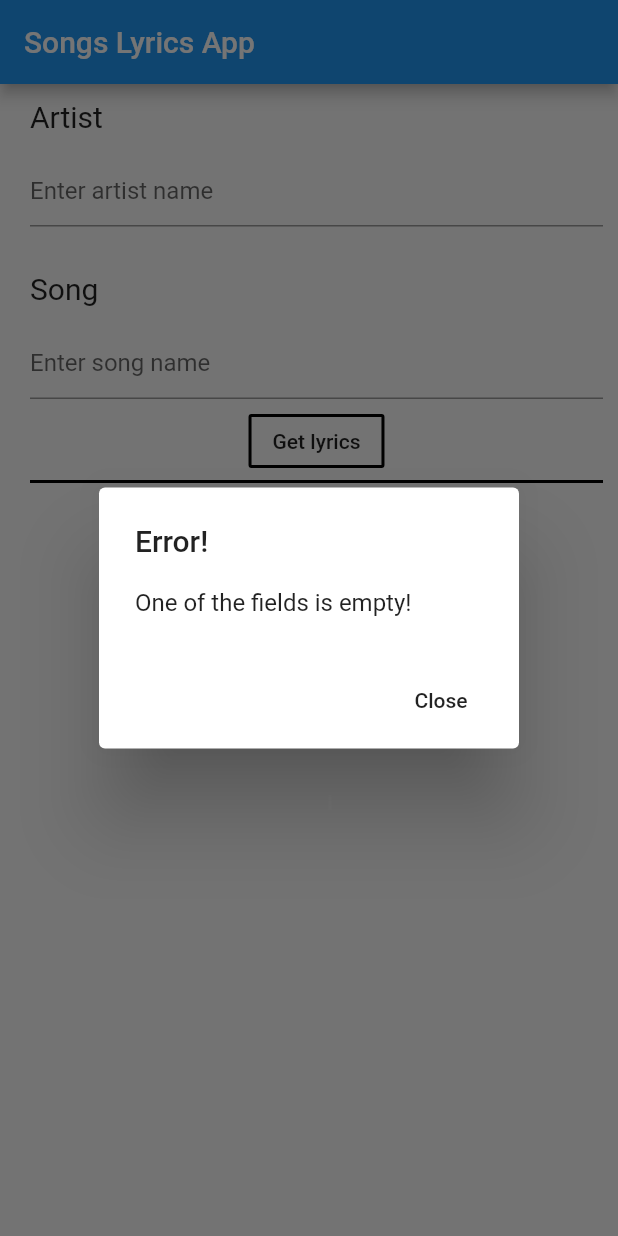
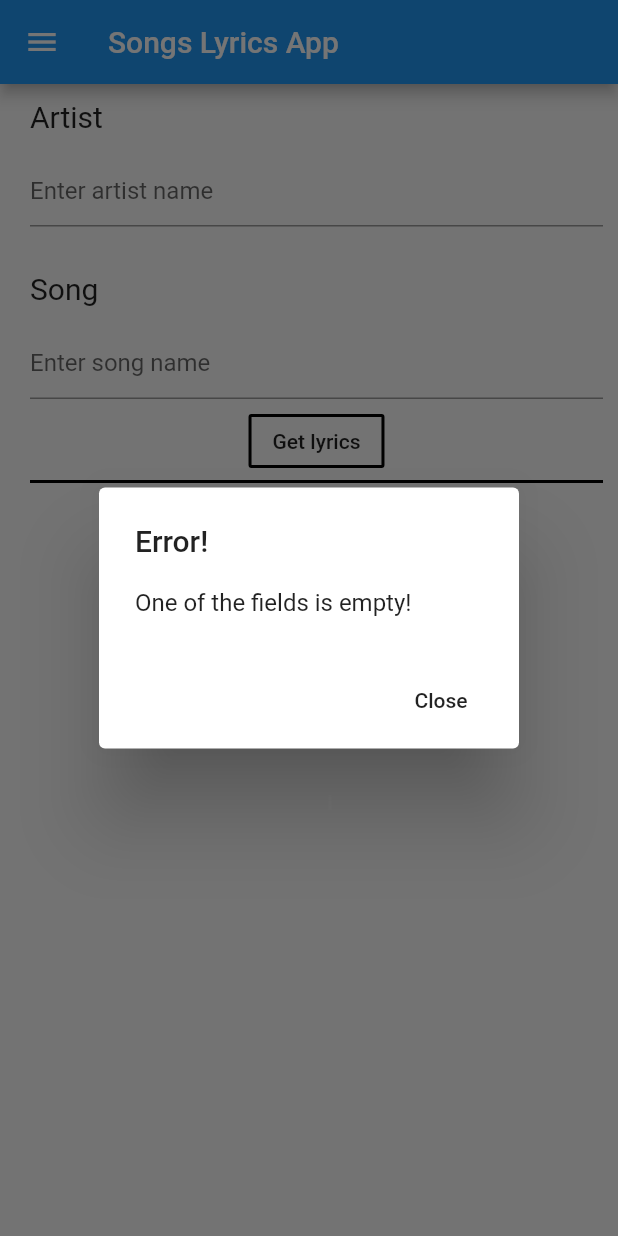
Before and after one commit to ofer026/Flutter-Songs-Lyrics-App, a Flutter app: the screen it shows after launch, after a tap on "Get lyrics", on a phone screen of 412 x 824 dp. Run offline on Flutter 3.47's test engine with Material 2 defaults, Android fonts, the phone set to English and light mode, and no system bars.

Commit message:
Added drawer and a history page

```diff
--- /dev/null
+++ b/lib/CustomWidgets/drawer.dart
@@ -0,0 +1,87 @@
+import 'package:flutter/material.dart';
+import 'package:songslyricsapp/pages/history.dart';
+
+class AppDrawer extends StatelessWidget {
+
+  route(BuildContext context) {
+    var route = MaterialPageRoute(
+        builder: (context) => HistoryPage()
+    );
+    Navigator.push(context, route);
+  }
+
+  @override
+  Widget build(BuildContext context) {
+    return Drawer(
+      child: ListView(
+        children: <Widget>[
+          DrawerHeader(
+            decoration: BoxDecoration(
+                gradient: LinearGradient(
+                    colors: <Color>[
+                      Colors.lightBlueAccent,
+                      Colors.blue
+                    ]
+                )
+            ),
+            child: Container(
+              child: Text("Songs Lyrics App",
+                style: TextStyle(
+                    fontWeight: FontWeight.bold,
+                    fontSize: 40.0
+                ),),
+            ),
+          ),
+          Container(
+            decoration: BoxDecoration(
+                border: Border.all(
+                    width: 2.0,
+                    color: Colors.black
+                )
+            ),
+            child: ListTile(
+              title: Row(
+                children: <Widget>[
+                  Icon(Icons.search, color: Colors.black,),
+                  Container(
+                    margin: const EdgeInsets.only(left: 10),
+                    child: Text('Lyrics Search', style: TextStyle(
+                        fontWeight: FontWeight.bold,
+                        fontSize: 18.0
+                    ),),
+                  )
+                ],
+              ),
+            ),
+          ),
+          Container(
+            margin: const EdgeInsets.only(top: 14.0),
+            decoration: BoxDecoration(
+                border: Border.all(
+                    width: 2.0,
+                    color: Colors.black
+                )
+            ),
+            child: ListTile(
+              title: Row(
+                children: <Widget>[
+                  Icon(Icons.history, color: Colors.black,),
+                  Container(
+                    margin: const EdgeInsets.only(left: 10),
+                    child: Text('History', style: TextStyle(
+                        fontWeight: FontWeight.bold,
+                        fontSize: 18.0
+                    ),),
+                  )
+                ],
+              ),
+              onTap: () => {
+                route(context)
+              },
+            ),
+          )
+        ],
+      ),
+    );
+  }
+}
--- a/lib/main.dart
+++ b/lib/main.dart
@@ -2,6 +2,7 @@ import 'package:flutter/cupertino.dart';
 import 'package:flutter/material.dart';
 import 'dart:io';
 import 'dart:convert';
+import 'package:songslyricsapp/CustomWidgets/drawer.dart';
 
 
 void main() {
@@ -88,14 +89,16 @@ class _MyHomePageState extends State<MyHomePage>
       return;
     }
 
-    var request = await HttpClient().getUrl(Uri.parse(baseURL + "$artist/$song?apikey=$APIKey"));
-    var response = await request.close();
+
+    var request = await HttpClient().getUrl(Uri.parse(baseURL + "$artist/$song?apikey=$APIKey")); // create a request to the API
+    var response = await request.close(); // send the request
     String content = "";
     await for(var contents in response.transform(Utf8Decoder())) {
       content += contents;
     }
     //print(content);
     if(content == "{\"error\":\"Lyric no found, try again later.\"}") {
+      // hello
       //TODO: Show an error msg on screen
       print("Error! song not found!");
       textToDisplayOnAlert = "Song not found!";
@@ -109,7 +112,6 @@ class _MyHomePageState extends State<MyHomePage>
         textBoxColor = Colors.blue;
       }
       lyrics = jsonObject["result"]["track"]["text"];
-      //textState = true;
     });
     textAnimation();
   }
@@ -281,6 +283,7 @@ class _MyHomePageState extends State<MyHomePage>
                               ),
                             ),
                           ),
+                          // Text(''),
                         ],
                       ),
                   ),
@@ -289,6 +292,7 @@ class _MyHomePageState extends State<MyHomePage>
               ),
             ),
         ),
+      drawer: AppDrawer(),
       );
   }
 }
--- /dev/null
+++ b/lib/pages/history.dart
@@ -0,0 +1,20 @@
+import 'package:flutter/material.dart';
+
+class HistoryPage extends StatefulWidget {
+  @override
+  _HistoryPageState createState() => _HistoryPageState();
+}
+
+class _HistoryPageState extends State<HistoryPage> {
+  @override
+  Widget build(BuildContext context) {
+    return Scaffold(
+      appBar: AppBar(
+        title: Text("History"),
+      ),
+      body: Center(
+        child: Text('History'),
+      ),
+    );
+  }
+}
```
